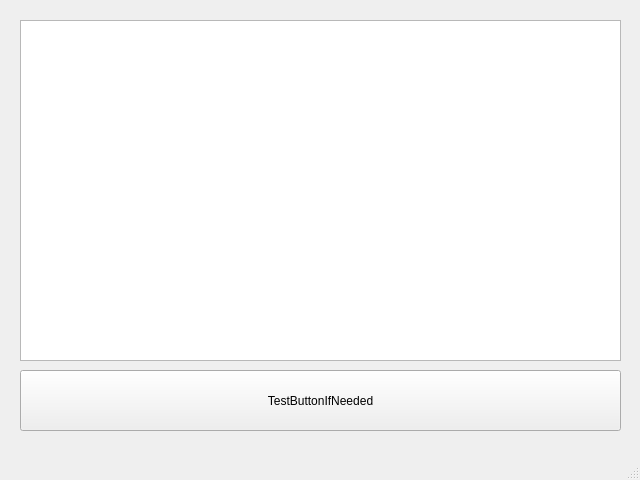
Before: the Qt Designer form qcolumnview_testing/designer_file.ui in sleveckis/qt_designer-sandbox, drawn with Qt 5.
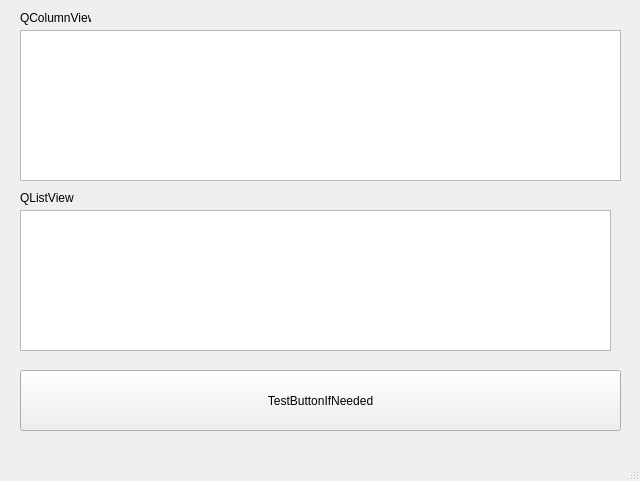
After: the same form once the commit is applied.

```diff
--- a/qcolumnview_testing/designer_file.ui
+++ b/qcolumnview_testing/designer_file.ui
@@ -7,7 +7,7 @@
     <x>0</x>
     <y>0</y>
     <width>640</width>
-    <height>480</height>
+    <height>481</height>
    </rect>
   </property>
   <property name="windowTitle">
@@ -18,9 +18,9 @@
     <property name="geometry">
      <rect>
       <x>20</x>
-      <y>20</y>
+      <y>30</y>
       <width>601</width>
-      <height>341</height>
+      <height>151</height>
      </rect>
     </property>
    </widget>
@@ -37,6 +37,42 @@
      <string>TestButtonIfNeeded</string>
     </property>
    </widget>
+   <widget class="QListView" name="livdbListView">
+    <property name="geometry">
+     <rect>
+      <x>20</x>
+      <y>210</y>
+      <width>591</width>
+      <height>141</height>
+     </rect>
+    </property>
+   </widget>
+   <widget class="QLabel" name="label">
+    <property name="geometry">
+     <rect>
+      <x>20</x>
+      <y>10</y>
+      <width>71</width>
+      <height>16</height>
+     </rect>
+    </property>
+    <property name="text">
+     <string>QColumnView</string>
+    </property>
+   </widget>
+   <widget class="QLabel" name="label_2">
+    <property name="geometry">
+     <rect>
+      <x>20</x>
+      <y>190</y>
+      <width>71</width>
+      <height>16</height>
+     </rect>
+    </property>
+    <property name="text">
+     <string>QListView</string>
+    </property>
+   </widget>
   </widget>
   <widget class="QMenuBar" name="menubar">
    <property name="geometry">
```
Left out of the diff: 2 changed lines with no effect on the pictures.
